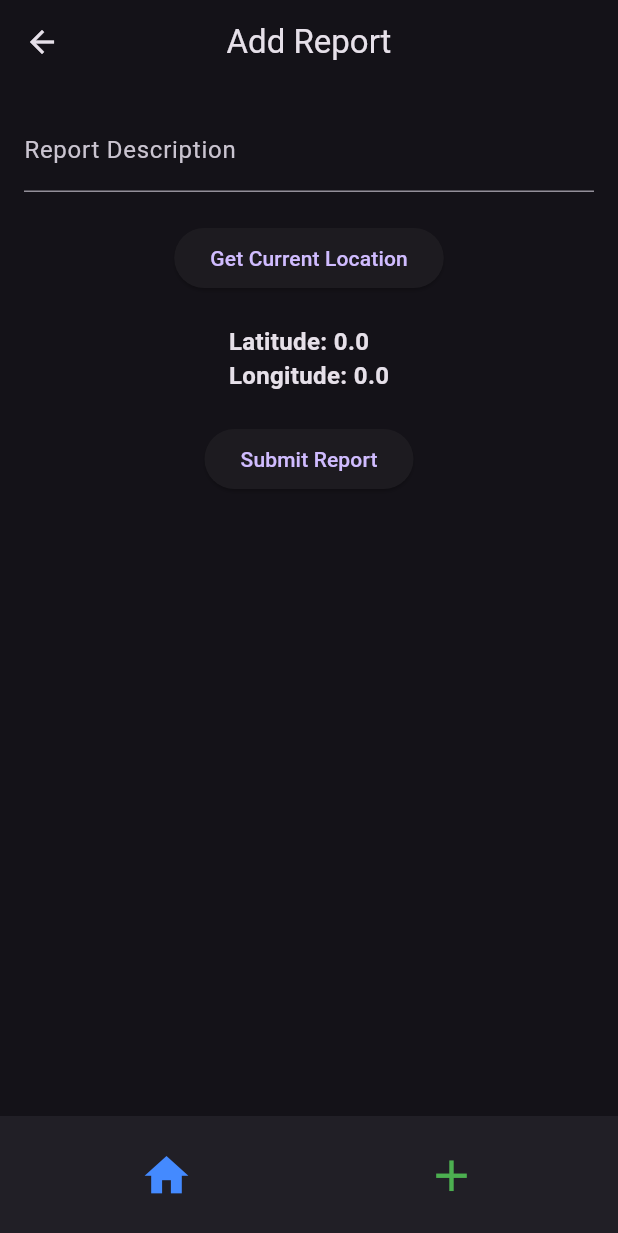
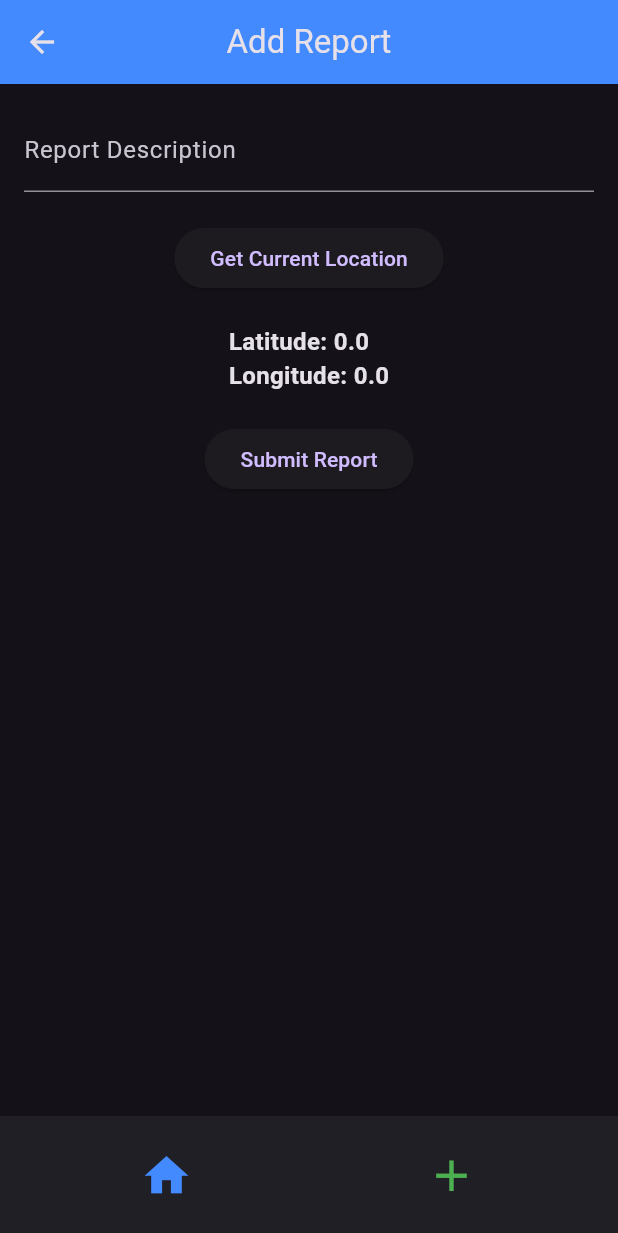
Before and after one commit to JohanBongailas/gps_reporter, a Flutter app: the ReportScreen screen opened by its route, on a phone screen of 412 x 824 dp. Shown: the top 1233 px of the screen. Run offline on Flutter 3.47's test engine with Material 3 defaults, Android fonts, the phone set to English and light mode, and no system bars; our stand-ins replace firebase_core, firebase_database, geolocator; accounts and stored records are empty; generated files the repository leaves out were written again.

Commit message:
Add slight modifications to reportscreen

```diff
--- a/lib/screens/report_screen/report_screen.dart
+++ b/lib/screens/report_screen/report_screen.dart
@@ -97,7 +97,11 @@ class _AddReportScreenState extends State<ReportScreen> {
   @override
   Widget build(BuildContext context) {
     return Scaffold(
-      appBar: AppBar(title: const Text('Add Report'), centerTitle: true),
+      appBar: AppBar(
+        title: const Text('Add Report'),
+        centerTitle: true,
+        backgroundColor: Colors.blueAccent,
+      ),
       body: Padding(
         padding: const EdgeInsets.all(16.0),
         child: Form(
```
